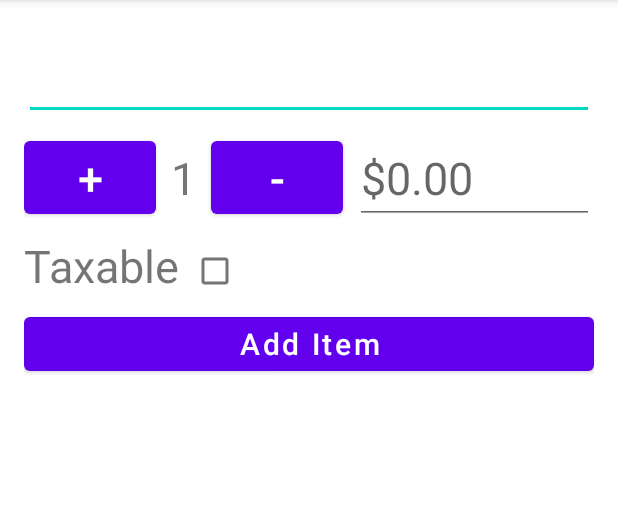
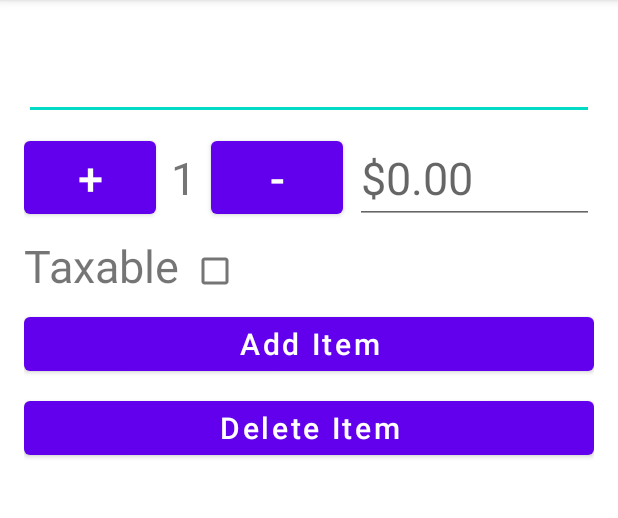
Before and after one commit to 06serseri/InvoiceItemsTest, an Android app: the screen it shows after launch (AddEditItemActivity), after a tap on "ADD ITEM", on a phone screen of 412 x 824 dp, the part 84-602 px from its top. Run offline under Robolectric (Android 15) with nearby library versions, the phone set to English and light mode, and no system bars.

Commit message:
Delete item function started throws IndexOutOfBoundsException

```diff
--- a/app/src/main/java/com/s3cilabs/invoiceitemstest/AddEditItemActivity.java
+++ b/app/src/main/java/com/s3cilabs/invoiceitemstest/AddEditItemActivity.java
@@ -17,7 +17,7 @@ public class AddEditItemActivity extends AppCompatActivity {
     private static final String TAG = "AddEditItemActivity";
     EditText editTextItemName, editTextItemRate;
     TextView textViewItemQuantity, textViewHasTax;
-    Button buttonIncrease, buttonDecrease, buttonAddItem;
+    Button buttonIncrease, buttonDecrease, buttonAddItem, buttonDeleteItem;
     CheckBox checkBoxHasTax;
     List<Item> itemList;
     MyApplication myApplication = (MyApplication) this.getApplication();
@@ -56,10 +56,10 @@ public class AddEditItemActivity extends AppCompatActivity {
         itemId = intent.getIntExtra("itemId", -1);
         Item item = null;
 
-       if (itemId >= 0){
-           //Edit the item
-            for(Item i: itemList){
-                if (i.getItemId() == itemId){
+        if (itemId >= 0) {
+            //Edit the item
+            for (Item i : itemList) {
+                if (i.getItemId() == itemId) {
                     item = i;
                 }
             }
@@ -69,15 +69,15 @@ public class AddEditItemActivity extends AppCompatActivity {
             checkBoxHasTax.setChecked(Boolean.valueOf(item.itemHasTax));
             itemQuantity = (int) item.getItemQuantity();
 
-       } else {
-           //Add new item
-       }
+        } else {
+            //Add new item
+        }
 
         buttonAddItem.setOnClickListener(new View.OnClickListener() {
             @Override
             public void onClick(View v) {
 
-                if (itemId >= 0){
+                if (itemId >= 0) {
                     //Update item
                     Item updatedItem = new Item(itemId, editTextItemName.getText().toString(),
                             itemQuantity,
@@ -111,6 +111,20 @@ public class AddEditItemActivity extends AppCompatActivity {
                 startActivity(intent);
             }
         });
+        buttonDeleteItem.setOnClickListener(new View.OnClickListener() {
+            @Override
+            public void onClick(View v) {
+                //Delete item
+                if (!itemList.isEmpty()){
+                    itemList.remove(itemId);
+                    myApplication.setNextItemId(nextItemId--);
+                }
+
+                //Return to the main activity
+                Intent intent = new Intent(AddEditItemActivity.this, MainActivity.class);
+                startActivity(intent);
+            }
+        });
     }
 
 
@@ -135,6 +149,7 @@ public class AddEditItemActivity extends AppCompatActivity {
         buttonIncrease = findViewById(R.id.buttonIncrease);
         buttonDecrease = findViewById(R.id.buttonDecrease);
         buttonAddItem = findViewById(R.id.buttonAddItem);
+        buttonDeleteItem = findViewById(R.id.buttonDeleteItem);
         checkBoxHasTax = findViewById(R.id.checkBoxHasTax);
     }
 }
--- a/app/src/main/java/com/s3cilabs/invoiceitemstest/MainActivity.java
+++ b/app/src/main/java/com/s3cilabs/invoiceitemstest/MainActivity.java
@@ -35,7 +35,7 @@ public class MainActivity extends AppCompatActivity {
 
         itemList = myApplication.getItemList();
 
-        Toast.makeText(this, "Count: " + itemList.toString(), Toast.LENGTH_SHORT).show();
+//        Toast.makeText(this, "Count: " + itemList.toString(), Toast.LENGTH_SHORT).show();
 
         recyclerViewItemList.setHasFixedSize(true);
         mLayoutManager = new LinearLayoutManager(this);
--- a/app/src/main/res/layout/activity_add_edit_item.xml
+++ b/app/src/main/res/layout/activity_add_edit_item.xml
@@ -86,5 +86,14 @@
         android:text="Add Item"
         android:textAllCaps="false"
         android:textSize="20sp"/>
+    <Button
+        android:id="@+id/buttonDeleteItem"
+        android:layout_width="match_parent"
+        android:layout_height="wrap_content"
+        android:layout_below="@+id/buttonAddItem"
+        android:layout_marginTop="8dp"
+        android:text="Delete Item"
+        android:textAllCaps="false"
+        android:textSize="20sp"/>
 
 </RelativeLayout>
```
